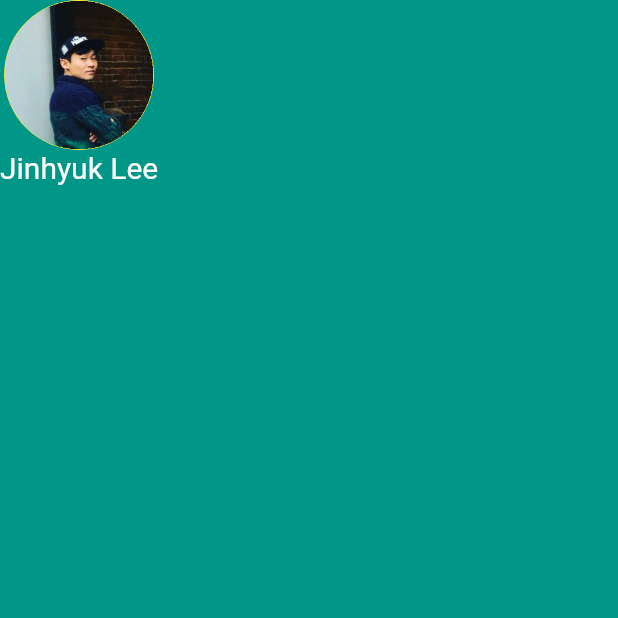
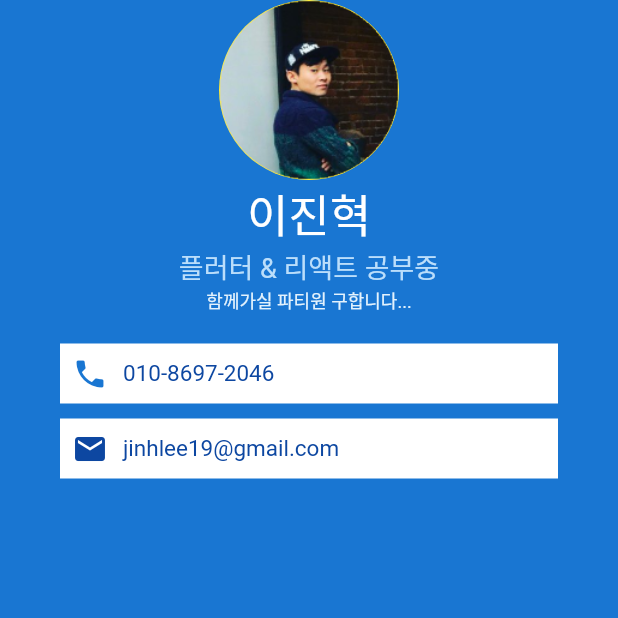
Before and after one commit to jinhlee19/flutter-playground, a Flutter app: the screen it shows after launch, on a phone screen of 412 x 824 dp, the top half of it. Run offline on Flutter 3.47's test engine with Material 2 defaults, Android fonts, the light colour scheme and no system bars; Roboto replaces fonts that are missing (Cafe24SsurroundAir).

Commit message:
Material Icons with the Icon Widget

```diff
--- a/mi_card/lib/main.dart
+++ b/mi_card/lib/main.dart
@@ -8,25 +8,90 @@ class MyApp extends StatelessWidget {
   Widget build(BuildContext context) {
     return MaterialApp(
       home: Scaffold(
-        backgroundColor: Colors.teal,
+        backgroundColor: Colors.blue.shade700,
         body: SafeArea(
           child: Column(children: <Widget>[
             CircleAvatar(
-              radius: 50,
+              radius: 60,
               backgroundColor: Colors.yellow,
               // backgroundImage: NetworkImage("https://via.placeholder.com/100"),
               backgroundImage: AssetImage('images/avatar.png'),
             ),
             Text(
-              "Jinhyuk Lee",
+              "이진혁",
               style: TextStyle(
-                fontSize: 20,
+                fontFamily: 'Cafe24SsurroundAir',
+                fontSize: 30,
                 color: Colors.white,
+              ), // Text Style
+            ), // Text
+            Text(
+              "플러터 & 리액트 공부중",
+              style: TextStyle(
+                fontFamily: 'Cafe24SsurroundAir',
+                fontSize: 18,
+                color: Colors.blue.shade100,
+              ), // Text Style
+            ),
+            Text(
+              "함께가실 파티원 구합니다...",
+              style: TextStyle(
+                fontFamily: 'Cafe24SsurroundAir',
+                fontSize: 12,
+                color: Colors.blue.shade50,
+              ), // Text Style
+            ), // Text
+            Container(
+              color: Colors.white,
+              margin: EdgeInsets.fromLTRB(40, 20, 40, 5),
+              padding: EdgeInsets.all(8.0),
+              child: Row(
+                children: [
+                  Icon(
+                    Icons.phone,
+                    color: Colors.blue.shade700,
+                  ),
+                  SizedBox(
+                    width: 10,
+                  ),
+                  Text(
+                    "010-8697-2046",
+                    style: TextStyle(
+                      color: Colors.blue.shade900,
+                      fontFamily: 'Cafe24SsurroundAir',
+                      fontSize: 15,
+                    ),
+                  ),
+                ],
               ),
             ),
-          ]),
-        ),
-      ),
-    );
+            Container(
+              color: Colors.white,
+              margin: EdgeInsets.symmetric(vertical: 5, horizontal: 40),
+              padding: EdgeInsets.all(8.0),
+              child: Row(
+                children: [
+                  Icon(
+                    Icons.email,
+                    color: Colors.blue.shade900,
+                  ),
+                  SizedBox(
+                    width: 10,
+                  ),
+                  Text(
+                    "jinhlee19@gmail.com",
+                    style: TextStyle(
+                      color: Colors.blue.shade900,
+                      fontFamily: 'Cafe24SsurroundAir',
+                      fontSize: 15,
+                    ),
+                  )
+                ],
+              ),
+            )
+          ]), // Widget, Column
+        ), // SafeArea
+      ), // Scaffold
+    ); // Material App
   }
 }
```
Also changed, not shown: mi_card/pubspec.yaml (+7 -0 lines), mi_card/fonts/Pacifico-Regular.ttf (added), 1 other file.
